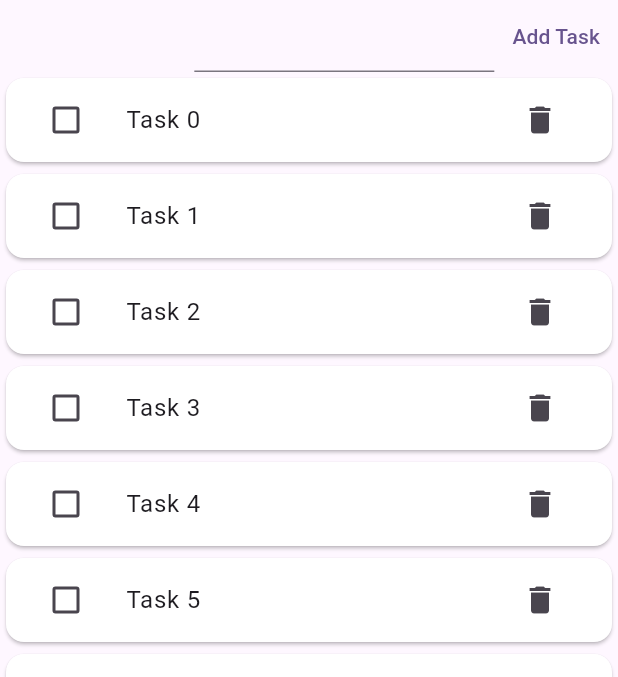
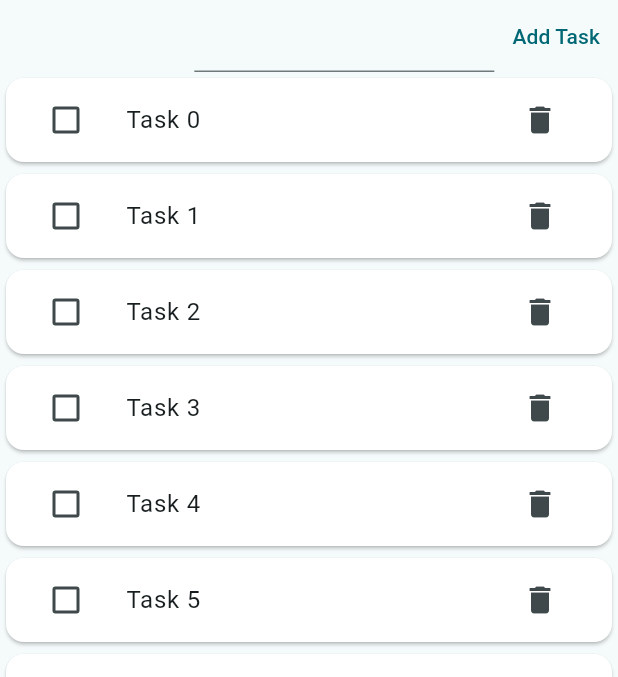
Before and after one commit to CuddlyBunion341/todo_blitz, a Flutter app: the screen it shows after launch, on a phone screen of 412 x 824 dp, the part 84-761 px from its top. Run offline on Flutter 3.47's test engine with Material 2 defaults, Android fonts, the phone set to English and light mode, and no system bars; our stand-ins replace vibration; missing offline and left inert: shake.

Commit message:
changed app theme

```diff
--- a/lib/main.dart
+++ b/lib/main.dart
@@ -13,7 +13,7 @@ class TodoBlitz extends StatelessWidget {
     return MaterialApp(
       title: 'Flutter Demo',
       theme: ThemeData(
-        colorScheme: ColorScheme.fromSeed(seedColor: Colors.deepPurple),
+        colorScheme: ColorScheme.fromSeed(seedColor: Colors.grey),
         useMaterial3: true,
       ),
       home: const TodoListPage(),
```
